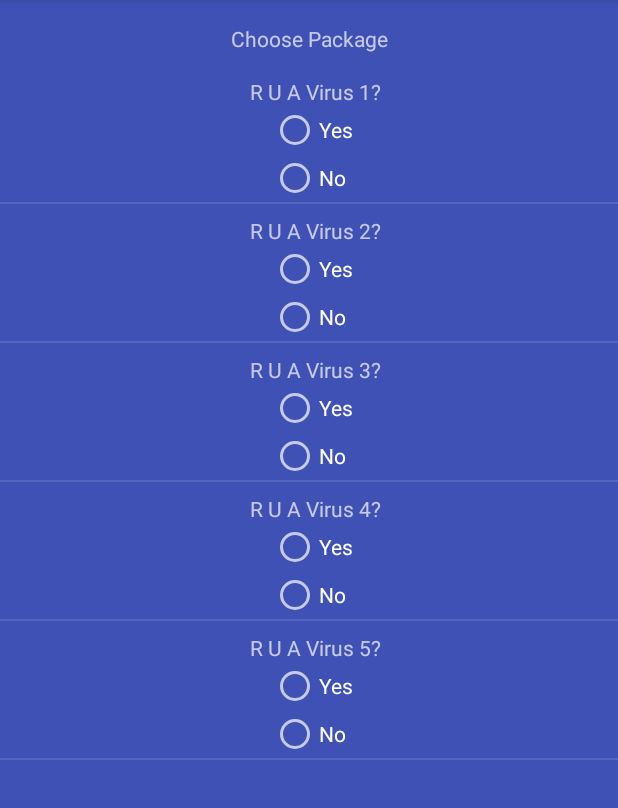
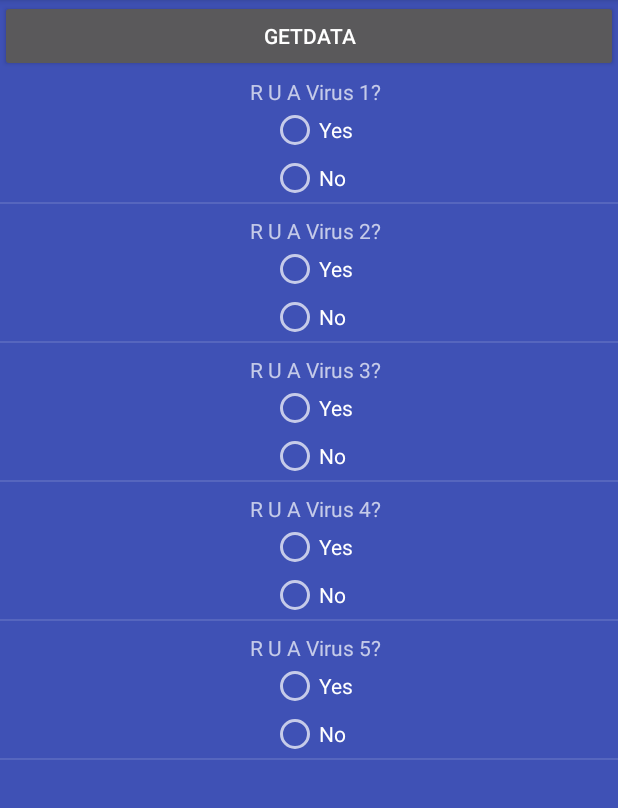
Before and after one commit to pmandroid/RecycleviewWithMultipleRadioButton, an Android app: the screen it shows after launch (MainActivity), on a phone screen of 412 x 824 dp, the part 84-892 px from its top. Run offline under Robolectric (Android 15) with nearby library versions, the phone set to English and light mode, and no system bars.

Commit message:
get updated data

```diff
--- a/app/src/main/java/com/prashant/mvvm/recycleviewwithmultipleradiobutton/MainActivity.java
+++ b/app/src/main/java/com/prashant/mvvm/recycleviewwithmultipleradiobutton/MainActivity.java
@@ -5,12 +5,16 @@ import android.support.v7.app.AppCompatActivity;
 import android.support.v7.widget.DividerItemDecoration;
 import android.support.v7.widget.LinearLayoutManager;
 import android.support.v7.widget.RecyclerView;
+import android.util.Log;
+import android.view.View;
+import android.widget.Button;
 
 import java.util.ArrayList;
 import java.util.List;
 
 public class MainActivity extends AppCompatActivity {
     private RecyclerView packageRecyclerView;
+    private Button bt_get_data;
 
 
     @Override
@@ -19,6 +23,7 @@ public class MainActivity extends AppCompatActivity {
         setContentView(R.layout.activity_main);
 
         packageRecyclerView = (RecyclerView) findViewById(R.id.package_lst);
+        bt_get_data = (Button) findViewById(R.id.bt_get_data);
 
         LinearLayoutManager recyclerLayoutManager = new LinearLayoutManager(this);
         packageRecyclerView.setLayoutManager(recyclerLayoutManager);
@@ -28,9 +33,22 @@ public class MainActivity extends AppCompatActivity {
                         recyclerLayoutManager.getOrientation());
         packageRecyclerView.addItemDecoration(dividerItemDecoration);
 
-        PackageRecyclerViewAdapter recyclerViewAdapter = new
+        final PackageRecyclerViewAdapter recyclerViewAdapter = new
                 PackageRecyclerViewAdapter(getPackages(), this);
         packageRecyclerView.setAdapter(recyclerViewAdapter);
+
+        bt_get_data.setOnClickListener(new View.OnClickListener() {
+            @Override
+            public void onClick(View v) {
+                List<PackageModel> packageList = recyclerViewAdapter.getPackageList();
+                for (int i = 0; i < packageList.size(); i++) {
+                    Log.e("id = ", " " + packageList.get(i).getName());
+                    Log.e("Yes = ", " " + packageList.get(i).getYes());
+                    Log.e("No = ", " " + packageList.get(i).getNo());
+                }
+            }
+        });
+
     }
 
     private List<PackageModel> getPackages() {
--- a/app/src/main/res/layout/activity_main.xml
+++ b/app/src/main/res/layout/activity_main.xml
@@ -16,6 +16,13 @@
         app:layout_constraintStart_toStartOf="parent"
         app:layout_constraintTop_toTopOf="parent" />
 
+    <Button
+        android:id="@+id/bt_get_data"
+        android:layout_width="match_parent"
+        android:text="getData"
+        android:textColor="#ffffff"
+        android:layout_height="wrap_content" />
+
     <android.support.v7.widget.RecyclerView
         android:id="@+id/package_lst"
         android:layout_width="match_parent"
```
Also changed, not shown: app/src/main/java/com/prashant/mvvm/recycleviewwithmultipleradiobutton/PackageRecyclerViewAdapter.java (+8 -3 lines).
